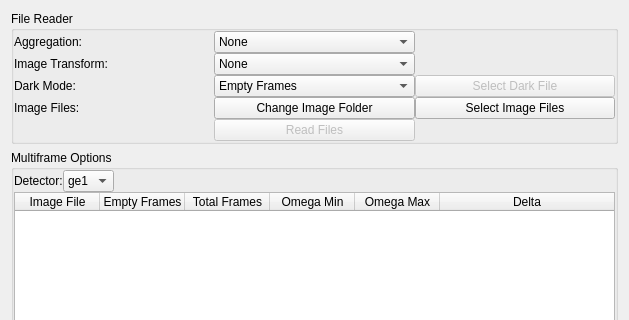
The window that hexrd/ui/resources/ui/load_panel.ui (HEXRD/hexrdgui) describes before a commit, drawn with Qt 5; both pictures show x 0 to 629 and y 0 to 320 of the 629 by 578 pixel window.
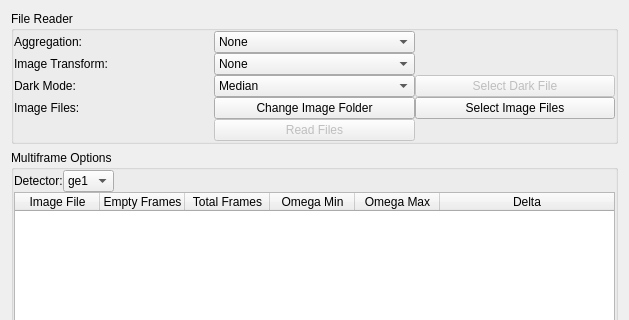
The same window after the commit.

Commit message:
Save user choices in QSettings
Save aggregation, transformation, dark subtraction, and dark file choices in
QSettings and re-load them on application launch. Also set default selection for
dark subtraction to be median.

The edit to the form file:
```diff
--- a/hexrd/ui/resources/ui/load_panel.ui
+++ b/hexrd/ui/resources/ui/load_panel.ui
@@ -123,7 +123,7 @@
        <widget class="QComboBox" name="darkMode">
         <item>
          <property name="text">
-          <string>Empty Frames</string>
+          <string>Median</string>
          </property>
         </item>
         <item>
```
Left out of the diff: 2 changed lines with no effect on the pictures. The commit also changes 2 other files.
